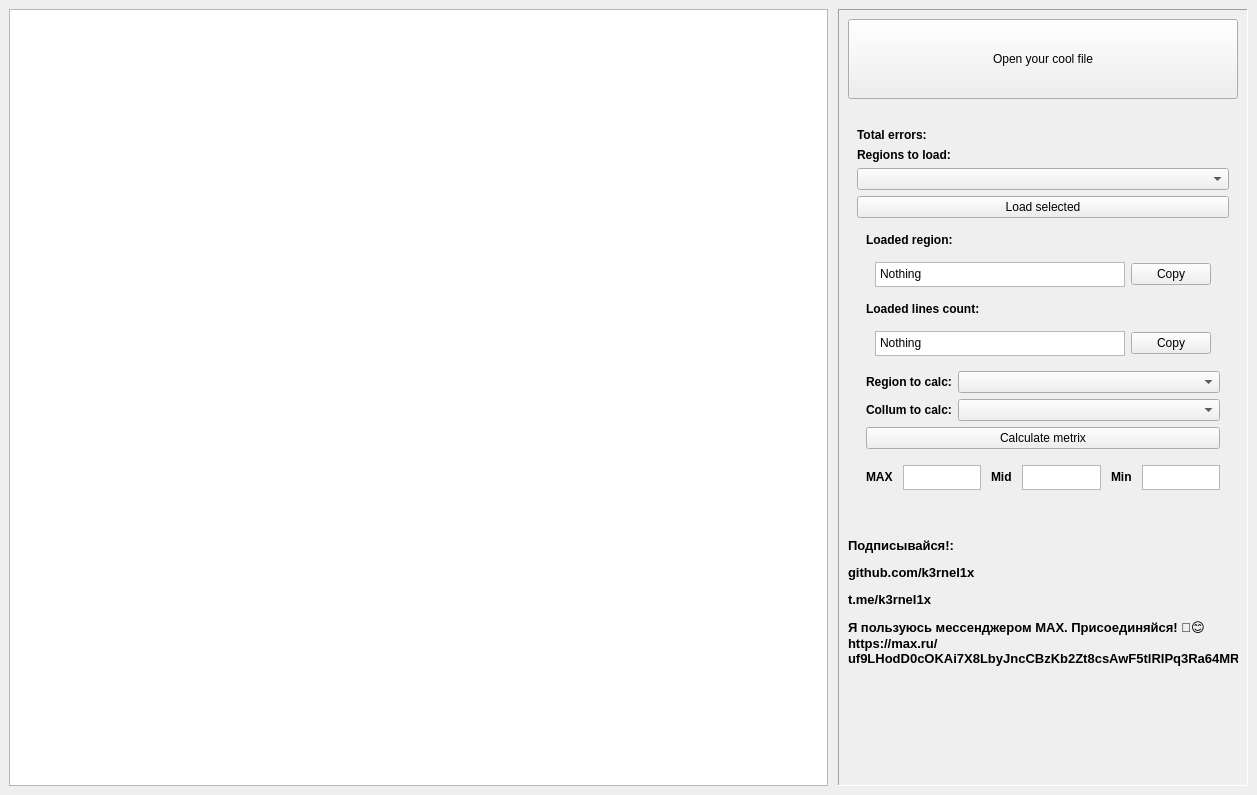
This is laba2/ui/mainwindow.ui in k3rnel1x/qt_op_labs_bmstu as Qt 5 draws it before an edit. The edited form follows.
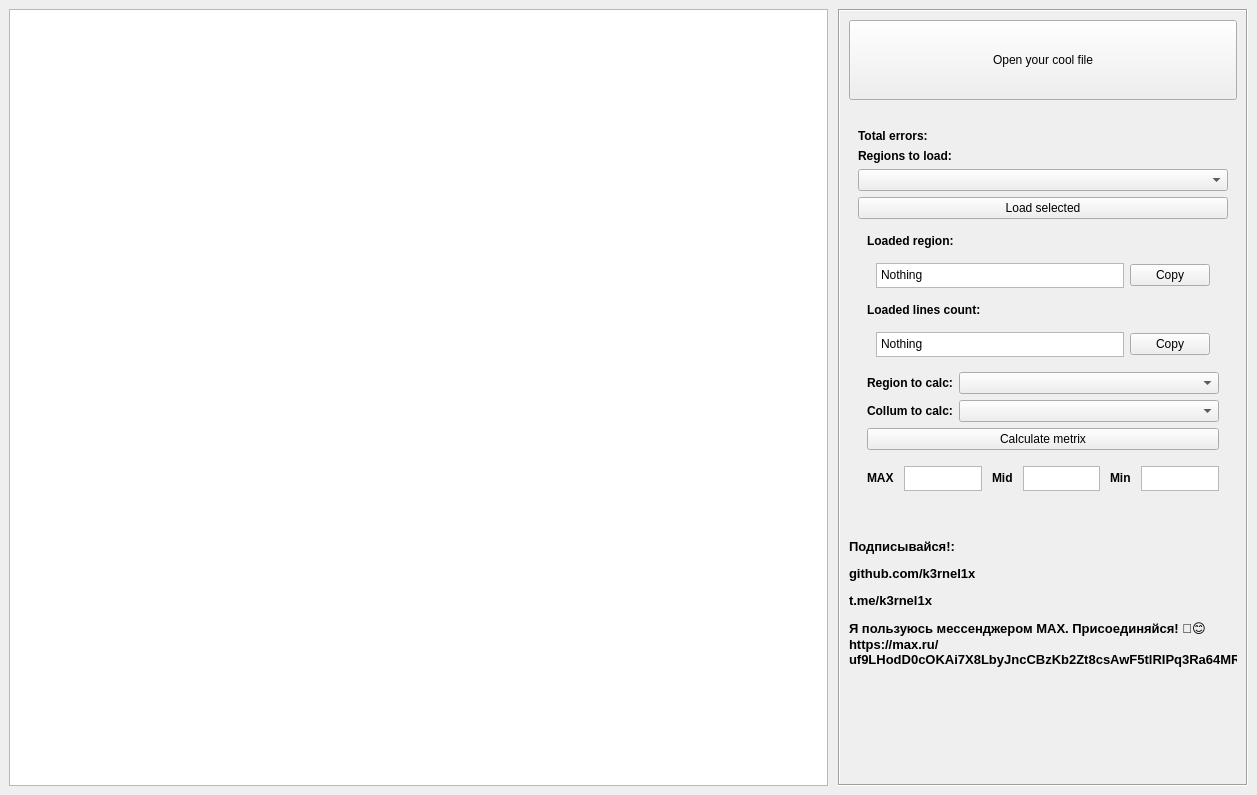
This is the edited form.

The edit to the form file:
```diff
--- a/laba2/ui/mainwindow.ui
+++ b/laba2/ui/mainwindow.ui
@@ -49,7 +49,7 @@
     <item>
      <widget class="QScrollArea" name="scrollArea">
       <property name="frameShape">
-       <enum>QFrame::Shape::Panel</enum>
+       <enum>QFrame::Shape::Box</enum>
       </property>
       <property name="horizontalScrollBarPolicy">
        <enum>Qt::ScrollBarPolicy::ScrollBarAlwaysOff</enum>
@@ -64,9 +64,9 @@
        <property name="geometry">
         <rect>
          <x>0</x>
-         <y>-66</y>
-         <width>394</width>
-         <height>841</height>
+         <y>0</y>
+         <width>392</width>
+         <height>828</height>
         </rect>
        </property>
        <property name="minimumSize">
@@ -168,8 +168,8 @@
 hr { height: 1px; border-width: 0; }
 li.unchecked::marker { content: &quot;\2610&quot;; }
 li.checked::marker { content: &quot;\2612&quot;; }
-&lt;/style&gt;&lt;/head&gt;&lt;body style=&quot; font-family:'Noto Sans'; font-size:10pt; font-weight:400; font-style:normal;&quot;&gt;
-&lt;p style=&quot; margin-top:0px; margin-bottom:0px; margin-left:0px; margin-right:0px; -qt-block-indent:0; text-indent:0px;&quot;&gt;&lt;span style=&quot; font-family:'Sans Serif'; font-size:9pt;&quot;&gt;Nothing&lt;/span&gt;&lt;/p&gt;&lt;/body&gt;&lt;/html&gt;</string>
+&lt;/style&gt;&lt;/head&gt;&lt;body style=&quot; font-family:'Sans Serif'; font-size:9pt; font-weight:400; font-style:normal;&quot;&gt;
+&lt;p style=&quot; margin-top:0px; margin-bottom:0px; margin-left:0px; margin-right:0px; -qt-block-indent:0; text-indent:0px;&quot;&gt;Nothing&lt;/p&gt;&lt;/body&gt;&lt;/html&gt;</string>
                    </property>
                   </widget>
                  </item>
@@ -223,8 +223,8 @@
 hr { height: 1px; border-width: 0; }
 li.unchecked::marker { content: &quot;\2610&quot;; }
 li.checked::marker { content: &quot;\2612&quot;; }
-&lt;/style&gt;&lt;/head&gt;&lt;body style=&quot; font-family:'Noto Sans'; font-size:10pt; font-weight:400; font-style:normal;&quot;&gt;
-&lt;p style=&quot; margin-top:0px; margin-bottom:0px; margin-left:0px; margin-right:0px; -qt-block-indent:0; text-indent:0px;&quot;&gt;&lt;span style=&quot; font-family:'Sans Serif'; font-size:9pt;&quot;&gt;Nothing&lt;/span&gt;&lt;/p&gt;&lt;/body&gt;&lt;/html&gt;</string>
+&lt;/style&gt;&lt;/head&gt;&lt;body style=&quot; font-family:'Sans Serif'; font-size:9pt; font-weight:400; font-style:normal;&quot;&gt;
+&lt;p style=&quot; margin-top:0px; margin-bottom:0px; margin-left:0px; margin-right:0px; -qt-block-indent:0; text-indent:0px;&quot;&gt;Nothing&lt;/p&gt;&lt;/body&gt;&lt;/html&gt;</string>
                    </property>
                   </widget>
                  </item>
```
